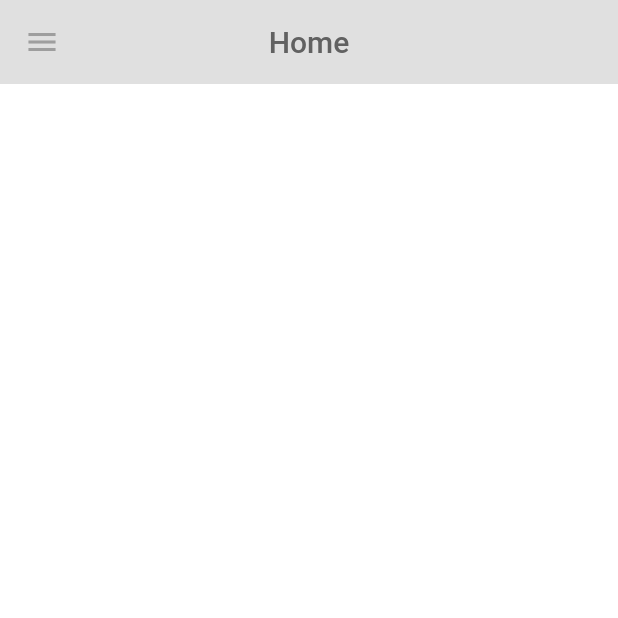
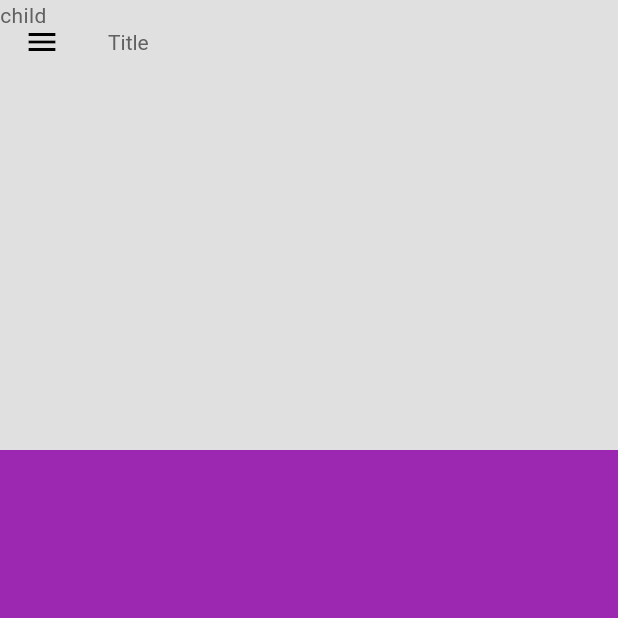
Before and after one commit to ShadrackOngera/food_delivery, a Flutter app: the screen it shows after launch, after a tap on "Sign In", on a phone screen of 412 x 824 dp, the top half of it. Run offline on Flutter 3.47's test engine with Material 3 defaults, Android fonts, the phone set to English and light mode, and no system bars.

Commit message:
sliver bar

```diff
--- a/lib/pages/home_page.dart
+++ b/lib/pages/home_page.dart
@@ -1,5 +1,6 @@
 import 'package:flutter/material.dart';
 import 'package:food_delivery/widgets/my_drawer.dart';
+import 'package:food_delivery/widgets/my_sliver_appbar.dart';
 import 'package:food_delivery/widgets/primary_text.dart';
 
 class HomePage extends StatefulWidget {
@@ -13,19 +14,24 @@ class _HomePageState extends State<HomePage> {
   @override
   Widget build(BuildContext context) {
     return Scaffold(
-      appBar: AppBar(
-        backgroundColor: Theme.of(context).colorScheme.background,
-        foregroundColor: Theme.of(context).colorScheme.primary,
-        centerTitle: true,
-        title: PrimaryText(
-          text: 'Home',
-          color: Theme.of(context).colorScheme.inversePrimary,
-          fontSize: 20,
-          fontWeight: FontWeight.w500,
+      drawer: MyDrawer(),
+      body: NestedScrollView(
+        headerSliverBuilder: (context, innerBoxIsScrolled) => [
+          MySliverAppbar(
+            child: PrimaryText(
+              text: 'child',
+              color: Theme.of(context).colorScheme.inversePrimary,
+            ),
+            titleWidget: PrimaryText(
+              text: 'Title',
+              color: Theme.of(context).colorScheme.inversePrimary,
+            ),
+          ),
+        ],
+        body: Container(
+          color: Colors.purple,
         ),
       ),
-      drawer: MyDrawer(),
-      body: SingleChildScrollView(),
     );
   }
 }
--- /dev/null
+++ b/lib/widgets/my_sliver_appbar.dart
@@ -0,0 +1,23 @@
+import 'package:flutter/material.dart';
+
+class MySliverAppbar extends StatelessWidget {
+  final Widget child;
+  final Widget titleWidget;
+  const MySliverAppbar({
+    super.key,
+    required this.child,
+    required this.titleWidget,
+  });
+
+  @override
+  Widget build(BuildContext context) {
+    return SliverAppBar(
+      expandedHeight: 300,
+      backgroundColor: Theme.of(context).colorScheme.background,
+      title: titleWidget,
+      flexibleSpace: FlexibleSpaceBar(
+        background: child,
+      ),
+    );
+  }
+}
```
